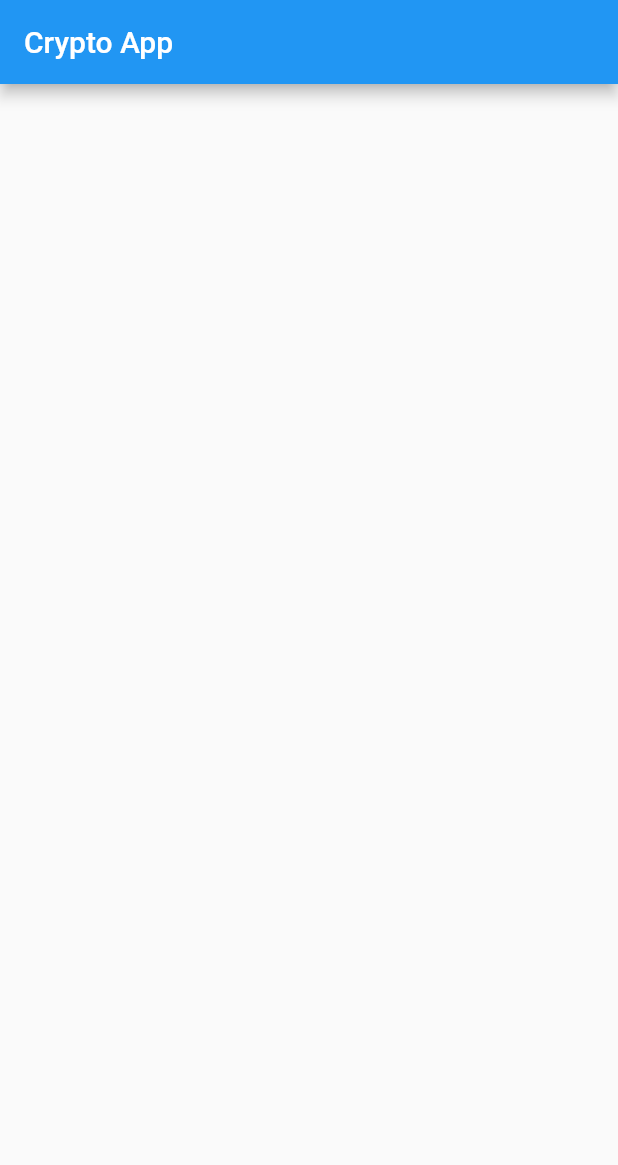
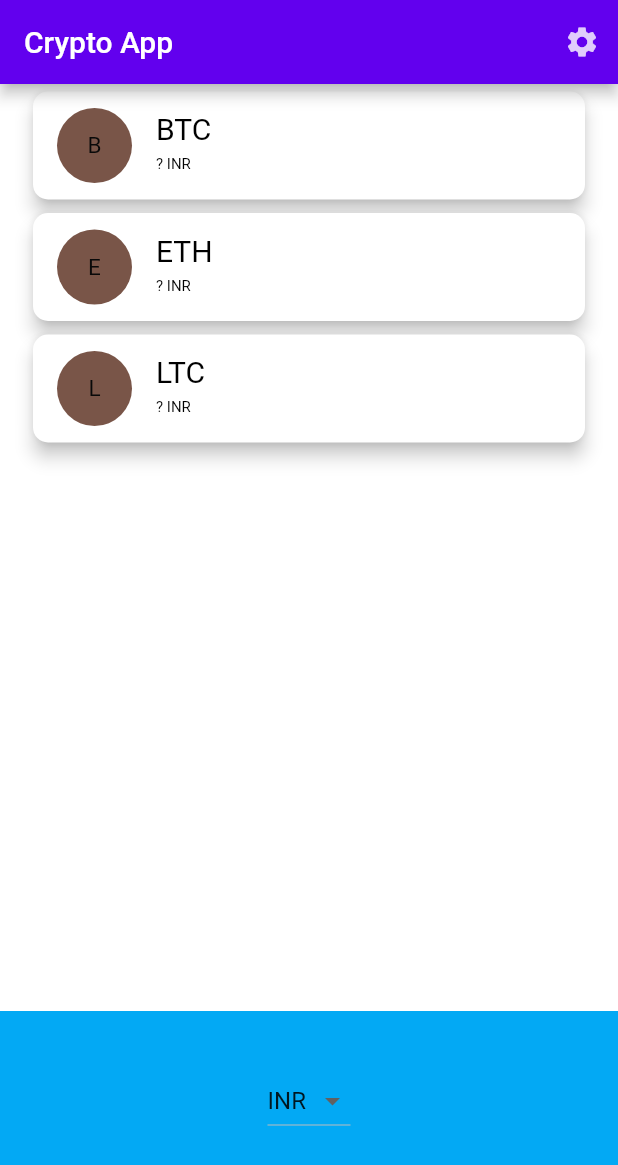
Before and after one commit to hrishik18/flutter_hrishik, a Flutter app: the screen it shows after launch, on a phone screen of 412 x 824 dp. Shown: the top 1165 px of the screen. Run offline on Flutter 3.47's test engine with Material 2 defaults, Android fonts, the phone set to English and light mode, and no system bars; network calls fail.

Commit message:
Task half completed

```diff
--- /dev/null
+++ b/upCloud_task/task/lib/coin_data.dart
@@ -0,0 +1,45 @@
+import 'dart:convert';
+import 'package:http/http.dart' as http;
+
+const List<String> currenciesList = [
+  'AUD',
+  'CAD',
+  'EUR',
+  'INR',
+  'JPY',
+  'SGD',
+  'USD',
+];
+
+const List<String> cryptoList = ['BTC', 'ETH', 'LTC'];
+// add ripple
+
+const coinAPIURL = 'https://rest.coinapi.io/v1/exchangerate';
+const cryptoURL = 'https://rest.coinapi.io/assets';
+const apiKey = '84C3F943-197B-40B4-87D0-799C786971CF';
+
+
+class CoinData {
+  Future getCoinData(String selectedCurrency) async {
+    Map<String, String> cryptoPrices = {};
+    for (String crypto in cryptoList) {
+      String requestURL1 =
+          '$coinAPIURL/$crypto/$selectedCurrency?apikey=$apiKey';
+      http.Response response1 = await http.get(Uri.parse(requestURL1));
+       //crypto name and hour percent
+      // String requestURL2 =
+      //     '$cryptoURL/$crypto?apikey=$apiKey';
+      // http.Response response2 = await http.get(Uri.parse(requestURL2));
+
+      if (response1.statusCode == 200 ) {
+        var decodedData = jsonDecode(response1.body);
+        double price = decodedData['rate'];
+        cryptoPrices[crypto] = price.toStringAsFixed(0);
+      } else {
+        print(response1.statusCode);
+        throw 'Problem with the get request';
+      }
+    }
+    return cryptoPrices;
+  }
+}
--- /dev/null
+++ b/upCloud_task/task/lib/cryptocard.dart
@@ -0,0 +1,58 @@
+import 'dart:math';
+import 'package:flutter/cupertino.dart';
+import 'package:flutter/material.dart';
+import 'package:task/settings.dart';
+
+class CryptoCard extends StatelessWidget {
+  const CryptoCard({
+    Key? key,
+    required this.value,
+    required this.selectedCurrency,
+    required this.cryptoCurrency,
+  }) : super(key: key);
+  final String value;
+  final String selectedCurrency;
+  final String cryptoCurrency;
+
+  @override
+  Widget build(BuildContext context) {
+    String ic = cryptoCurrency.substring(0,1);
+    return Padding(
+      padding: const EdgeInsets.fromLTRB(18.0, 1.0, 18.0, 0),
+      child: Card(
+          color: Colors.white,
+          elevation: 5.0,
+          shape: RoundedRectangleBorder(
+            borderRadius: BorderRadius.circular(10.0),
+          ),
+          child: ListTile(
+              leading:
+              Container(
+                width: 50,
+                height: 50,
+          //margin: const EdgeInsets.all(10.0),
+          decoration: BoxDecoration(
+            color: Colors.primaries[Random().nextInt(Colors.primaries.length)],
+            shape: BoxShape.circle,
+          ),
+           child: Center(
+             child: Text(
+                    ic,
+                    style: const TextStyle(fontSize: 15, color: Color.fromARGB(255, 9, 9, 9)),
+                  ),
+           ),
+        ),
+              title: Text(
+                cryptoCurrency,
+                textAlign: TextAlign.left,
+                style: const TextStyle(fontSize: 20.0, color: Colors.black),
+              ),
+              subtitle: Text(
+                '$value $selectedCurrency',
+                textAlign: TextAlign.left,
+                style: const TextStyle(fontSize: 10.0, color: Colors.black),
+              ),
+              onTap: () => print("ListTile"))),
+    );
+  }
+}
--- /dev/null
+++ b/upCloud_task/task/lib/home.dart
@@ -0,0 +1,141 @@
+import 'package:flutter/material.dart';
+import 'package:task/settings.dart';
+import 'coin_data.dart';
+import 'cryptocard.dart';
+import 'package:flutter/cupertino.dart';
+
+class Home extends StatefulWidget {
+  const Home({Key? key}) : super(key: key);
+
+  @override
+  State<Home> createState() => _HomeState();
+}
+
+class _HomeState extends State<Home> {
+  Map<String, String> coinValues = {};
+  bool isWaiting = false;
+  String selectedCurrency = 'INR';
+
+  void getData() async {
+    isWaiting = true;
+    try {
+      var data = await CoinData().getCoinData(selectedCurrency);
+      isWaiting = false;
+      setState(() {
+        coinValues = data;
+      });
+    } catch (e) {
+      debugPrint(e.toString());
+    }
+  }
+
+  @override
+  void initState() {
+    super.initState();
+    getData();
+  }
+
+  @override
+  Widget build(BuildContext context) {
+    DropdownButton<String> androidDropdown() {
+      List<DropdownMenuItem<String>> dropdownItems = [];
+      for (String currency in currenciesList) {
+        var newItem = DropdownMenuItem(
+          child: Text(currency),
+          value: currency,
+        );
+        dropdownItems.add(newItem);
+      }
+
+      return DropdownButton<String>(
+        value: selectedCurrency,
+        items: dropdownItems,
+        onChanged: (value) {
+          setState(() {
+            selectedCurrency = value ?? 'USD';
+            getData();
+          });
+        },
+      );
+    }
+
+    CupertinoPicker iOSPicker() {
+      List<Text> pickerItems = [];
+      for (String currency in currenciesList) {
+        pickerItems.add(Text(currency));
+      }
+
+      return CupertinoPicker(
+        backgroundColor: Colors.lightBlue,
+        itemExtent: 32.0,
+        onSelectedItemChanged: (selectedIndex) {
+          setState(() {
+            selectedCurrency = currenciesList[selectedIndex];
+            getData();
+          });
+        },
+        children: pickerItems,
+      );
+    }
+
+    Column makeCards() {
+      List<CryptoCard> cryptoCards = [];
+      for (String crypto in cryptoList) {
+        cryptoCards.add(
+          CryptoCard(
+            cryptoCurrency: crypto,
+            selectedCurrency: selectedCurrency,
+            value: isWaiting ? '?' : coinValues[crypto] ?? '?',
+          ),
+        );
+      }
+      return Column(
+        crossAxisAlignment: CrossAxisAlignment.stretch,
+        children: cryptoCards,
+      );
+    }
+
+    bool osvalue = false;
+    return Scaffold(
+      appBar: AppBar(
+        title: const Text('Crypto App'),
+        actions: [
+          IconButton(
+            onPressed: () {
+              Navigator.push(
+                context,
+                MaterialPageRoute(builder: (context) => const Setting()),
+              );
+            },
+            icon: const Icon(Icons.settings),
+          ),
+        ],
+      ),
+      body: Column(
+        mainAxisAlignment: MainAxisAlignment.spaceBetween,
+        crossAxisAlignment: CrossAxisAlignment.stretch,
+        children: <Widget>[
+          makeCards(),
+          Container(
+            height: 150.0,
+            alignment: Alignment.center,
+            padding: const EdgeInsets.only(bottom: 30.0),
+            color: Colors.lightBlue,
+            child: osvalue ? iOSPicker() : androidDropdown(),
+          ),
+        ],
+      ),
+      // bottomNavigationBar: BottomNavigationBar(items: const [
+      //   //list of coin names from api
+      //   BottomNavigationBarItem(
+      //       icon: Icon(Icons.home),
+      //       label: 'Home',
+      //       backgroundColor: Colors.green),
+      //   BottomNavigationBarItem(
+      //       icon: Icon(Icons.search),
+      //       label: 'search',
+      //       backgroundColor: Colors.red),
+      // ], type: BottomNavigationBarType.shifting, iconSize: 40, elevation: 5)
+    );
+  }
+}
--- a/upCloud_task/task/lib/main.dart
+++ b/upCloud_task/task/lib/main.dart
@@ -1,51 +1,25 @@
 import 'package:flutter/material.dart';
+import 'package:provider/provider.dart';
+import 'package:task/Home.dart';
+import 'package:task/theme_provider.dart';
 
-void main() {
-  runApp(const MyApp());
-}
+void main() => runApp(const MyApp());
 
 class MyApp extends StatelessWidget {
   const MyApp({Key? key}) : super(key: key);
 
-  // This widget is the root of your application.
   @override
-  Widget build(BuildContext context) {
-    return MaterialApp(
-      title: 'Up cloud task',
-      theme: ThemeData(
-        primarySwatch: Colors.blue,
-      ),
-      debugShowCheckedModeBanner: false,
-      home: const Home(),
-    );
-  }
+  Widget build(BuildContext context) => ChangeNotifierProvider(
+        create: (context) => ThemeProvider(),
+        builder: (context, _) {
+          final themeProvider = Provider.of<ThemeProvider>(context);
+          return MaterialApp(
+            debugShowCheckedModeBanner: false,
+            themeMode: themeProvider.themeMode,
+            theme: MyThemes.lightTheme,
+            darkTheme: MyThemes.darkTheme,
+            home: const Home(),
+          );
+        },
+      );
 }
-
-class Home extends StatelessWidget {
-  const Home({Key? key}) : super(key: key);
-
-  @override
-  Widget build(BuildContext context) {
-    return Scaffold(
-      appBar: AppBar(
-        title: const Text('Crypto App'),
-      ),
-    );
-    body:
-    const Center();
-  }
-}
-
-class setting extends StatelessWidget {
-  const setting({Key? key}) : super(key: key);
-
-  @override
-  Widget build(BuildContext context) {
-    return Scaffold(
-      appBar: AppBar(title: const Text("Settings")),
-      body: Container(
-
-      )
-    );
-  }
-}
--- /dev/null
+++ b/upCloud_task/task/lib/theme_provider.dart
@@ -0,0 +1,35 @@
+import 'package:flutter/material.dart';
+import 'package:flutter/scheduler.dart';
+
+class ThemeProvider extends ChangeNotifier {
+  ThemeMode themeMode = ThemeMode.system;
+  bool get isDarkMode {
+    if (themeMode == ThemeMode.system) {
+      final brightness = SchedulerBinding.instance!.window.platformBrightness;
+      return brightness == Brightness.dark;
+    } else {
+      return themeMode == ThemeMode.light;
+    }
+  }
+
+  void toggleTheme(bool isOn) {
+    themeMode = isOn ? ThemeMode.light : ThemeMode.dark;
+    notifyListeners();
+  }
+}
+
+class MyThemes {
+  static final darkTheme = ThemeData(
+    scaffoldBackgroundColor: Colors.grey.shade900,
+    primaryColor: Colors.black,
+    colorScheme: const ColorScheme.dark(),
+    iconTheme: IconThemeData(color: Colors.purple.shade200, opacity: 0.8),
+  );
+
+  static final lightTheme = ThemeData(
+    scaffoldBackgroundColor: Colors.white,
+    primaryColor: Colors.white,
+    colorScheme: const ColorScheme.light(),
+    iconTheme: const IconThemeData(color: Colors.red, opacity: 0.8),
+  );
+}
--- a/upCloud_task/task/pubspec.yaml
+++ b/upCloud_task/task/pubspec.yaml
@@ -29,11 +29,13 @@ environment:
 dependencies:
   flutter:
     sdk: flutter
+  provider: ^6.0.3
 
 
   # The following adds the Cupertino Icons font to your application.
   # Use with the CupertinoIcons class for iOS style icons.
-  cupertino_icons: ^1.0.2
+
+
 
 dev_dependencies:
   flutter_test:
@@ -45,6 +47,8 @@ dev_dependencies:
   # package. See that file for information about deactivating specific lint
   # rules and activating additional ones.
   flutter_lints: ^1.0.0
+  cupertino_icons: ^1.0.5
+  http: ^0.13.4
 
 # For information on the generic Dart part of this file, see the
 # following page: https://dart.dev/tools/pub/pubspec
```
Also changed, not shown: upCloud_task/task/lib/price_screen.dart (added, +151 -0 lines), upCloud_task/task/lib/settings.dart (added, +92 -0 lines), upCloud_task/task/lib/theme_button.dart (added, +26 -0 lines), upCloud_task/task/lib/images/img1.jpeg (added), upCloud_task/task/lib/images/img2.jpeg (added), upCloud_task/task/lib/images/img3.jpeg (added), upCloud_task/task/lib/images/img4.jpeg (added), upCloud_task/task/lib/images/img5.jpeg (added), upCloud_task/task/lib/images/img6.jpeg (added), upCloud_task/task/pubspec.lock.
